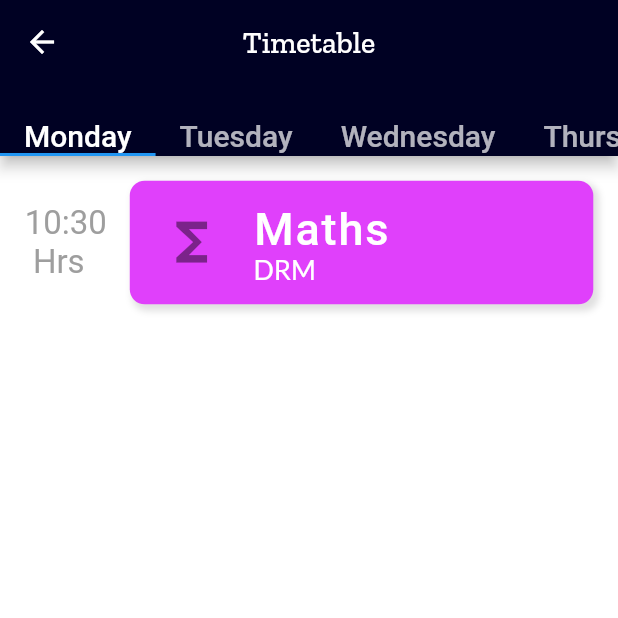
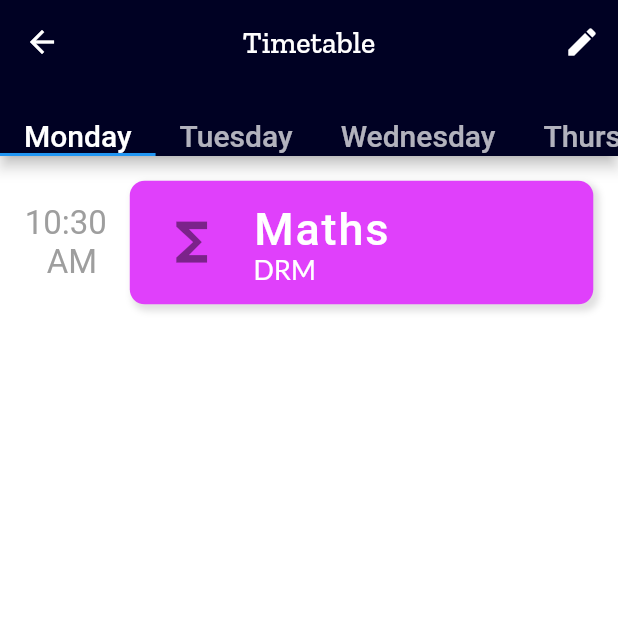
Before and after one commit to al-habibi-1107/routine_app-1, a Flutter app: the screen it shows after launch, after a tap on "TODAY", on a phone screen of 412 x 824 dp, the top half of it. Run offline on Flutter 3.47's test engine with Material 2 defaults, Android fonts, the phone set to English and light mode, and no system bars; our stand-ins replace google_fonts; Roboto replaces fonts that are missing (Arvo).

Commit message:
Input BottomSheet - 1

```diff
--- a/lib/screens/homescreen.dart
+++ b/lib/screens/homescreen.dart
@@ -119,8 +119,14 @@ class HomeScreen extends StatelessWidget {
               SizedBox(
                 height: device.height * 0.14,
               ),
-              Container(
-                padding: EdgeInsets.symmetric(horizontal: device.width * 0.04),
+              GestureDetector(
+                onTap: () {
+                  Navigator.of(context)
+                      .pushNamed(WeekDayScreen.routeName, arguments: todayDay);
+                },
+                child: Container(
+                  padding:
+                      EdgeInsets.symmetric(horizontal: device.width * 0.04),
                   margin: EdgeInsets.symmetric(
                       horizontal: device.width * 0.07,
                       vertical: device.height * 0.01),
@@ -144,12 +150,7 @@ class HomeScreen extends StatelessWidget {
                   child: Row(
                     mainAxisAlignment: MainAxisAlignment.spaceBetween,
                     children: [
-                    GestureDetector(
-                      onTap: () {
-                        Navigator.of(context).pushNamed(WeekDayScreen.routeName,
-                            arguments: todayDay);
-                      },
-                      child: Column(
+                      Column(
                         crossAxisAlignment: CrossAxisAlignment.start,
                         mainAxisAlignment: MainAxisAlignment.center,
                         children: [
@@ -164,7 +165,7 @@ class HomeScreen extends StatelessWidget {
                           ),
                         ],
                       ),
-                    ),
+
                       // Image.asset('assets/calender.png')
                       Icon(
                         Icons.calendar_today,
@@ -172,6 +173,7 @@ class HomeScreen extends StatelessWidget {
                         size: 46.0,
                       ),
                     ],
+                  ),
                 ),
               ),
               Container(
--- a/lib/screens/weekDayScreen.dart
+++ b/lib/screens/weekDayScreen.dart
@@ -6,6 +6,7 @@ import 'dart:ui';
 import '../models/subject.dart';
 import '../models/items.dart';
 import '../widgets/itemtile.dart';
+import '../widgets/itemBottomSheet.dart';
 
 class WeekDayScreen extends StatefulWidget {
   static const routeName = '/week-day-screen';
@@ -27,6 +28,8 @@ class _WeekDayScreenState extends State<WeekDayScreen> {
   bool isEmpty;
   String currentDay;
   bool first = true;
+
+  bool editmode = false;
   @override
   Widget build(BuildContext context) {
     if (first) {
@@ -59,12 +62,29 @@ class _WeekDayScreenState extends State<WeekDayScreen> {
           title: Text('Timetable', style: GoogleFonts.zillaSlab()),
           backgroundColor: Color.fromRGBO(0, 01, 35, 1),
           centerTitle: true,
+          actions: <Widget>[
+            editmode
+                ? IconButton(
+                    icon: Icon(Icons.check),
+                    onPressed: () {
+                      setState(() {
+                        editmode = false;
+                      });
+                    },
+                  )
+                : IconButton(
+                    icon: Icon(Icons.edit),
+                    onPressed: () {
+                      setState(() {
+                        editmode = true;
+                      });
+                    },
+                  ),
+          ],
           bottom: TabBar(
             onTap: (index) {
               currentTab = index;
               changeCurrentDay(index);
-
-              print(isEmpty);
             },
             isScrollable: true,
             tabs: [
@@ -95,7 +115,9 @@ class _WeekDayScreenState extends State<WeekDayScreen> {
             ],
           ),
         ),
-        body: isEmpty
+        body: Stack(
+          children: <Widget>[
+            isEmpty
                 ? Container(
                     margin: EdgeInsets.symmetric(
                       horizontal: device.width * 0.25,
@@ -113,6 +135,23 @@ class _WeekDayScreenState extends State<WeekDayScreen> {
                     },
                     itemCount: currentElements.length,
                   ),
+            editmode
+                ? Positioned(
+                  bottom: device.height*0.03,
+                  right: device.width*0.05,
+                    child: FloatingActionButton(
+                      backgroundColor: Color.fromRGBO(0, 1, 35, 1),
+                      onPressed: () {
+                        showModalBottomSheet(context: context, builder: (context){
+                            return ItemBottomSheet() ;
+                        });
+                      },
+                      child: Icon(Icons.add),
+                    ),
+                  )
+                : Container()
+          ],
+        ),
       ),
     );
   }
--- a/lib/widgets/itemtile.dart
+++ b/lib/widgets/itemtile.dart
@@ -11,14 +11,9 @@ class ItemTile extends StatelessWidget {
   @override
   Widget build(BuildContext context) {
     final device = MediaQuery.of(context).size;
-    final startTime = DateFormat.Hm().format(currentItem.startTime);
-    String am = DateFormat.H().format(currentItem.startTime);
-    int pm = int.parse(am);
-
-    if (pm >= 12) {
-      am = 'PM';
-    } else
-      am = 'AM';
+    String startTime = DateFormat.jm().format(currentItem.startTime);
+    String startTimeT=startTime.substring(0,5);
+    String am = startTime.substring(5);
 
     return Container(
       padding: EdgeInsets.symmetric(
@@ -27,9 +22,10 @@ class ItemTile extends StatelessWidget {
         mainAxisAlignment: MainAxisAlignment.spaceBetween,
         children: [
           Text(
-            '$startTime\n Hrs',
+            '$startTimeT\n $am',
             style:
                 GoogleFonts.arvo(fontSize: 22, color: Colors.grey, shadows: []),
+                textAlign: TextAlign.center,
           ),
           Container(
             margin: EdgeInsets.symmetric(vertical: device.height * 0.01),
```
Also changed, not shown: lib/widgets/itemBottomSheet.dart (added, +23 -0 lines). Lines whose indentation alone changed are shown as unchanged.
